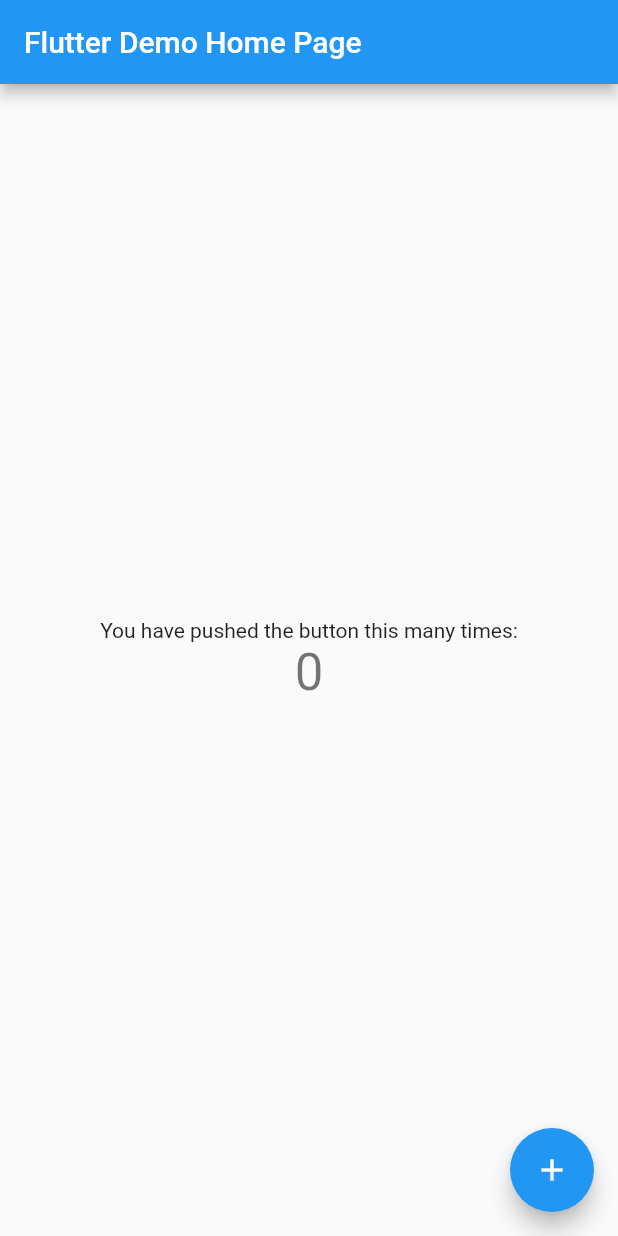
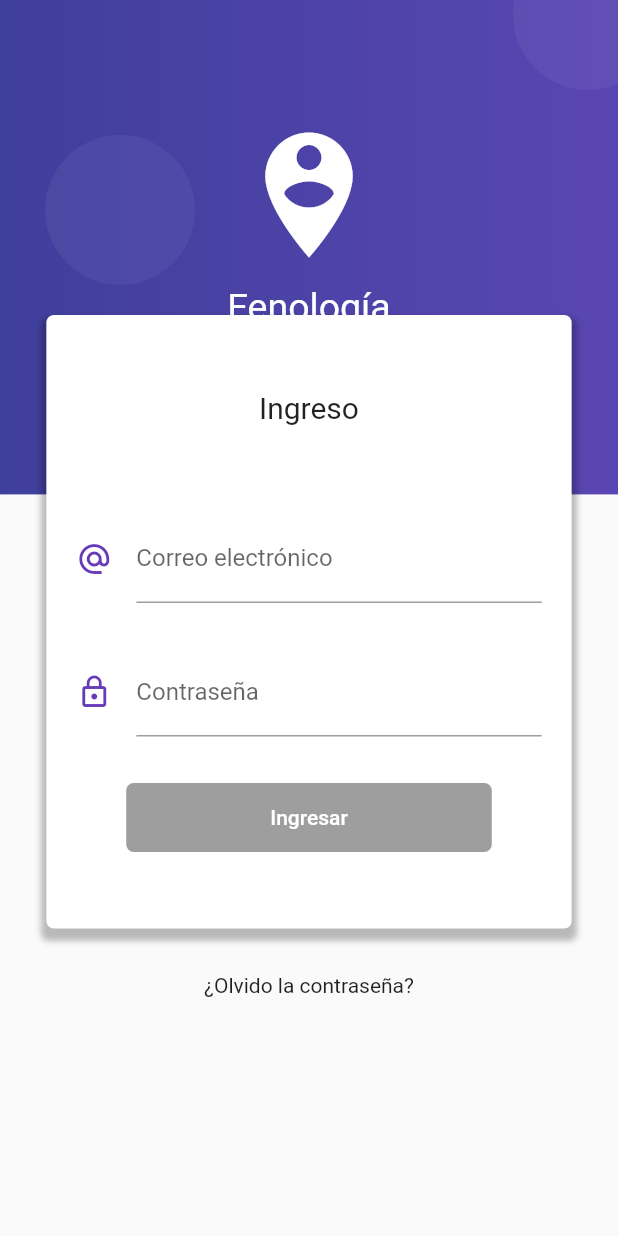
Before and after one commit to israloza/fenologia-flutter, a Flutter app: the screen it shows after launch, on a phone screen of 412 x 824 dp. Run offline on Flutter 3.47's test engine with Material 2 defaults, Android fonts, the phone set to English and light mode, and no system bars; our stand-ins replace rxdart.

Commit message:
Interfaces de login

```diff
--- a/lib/main.dart
+++ b/lib/main.dart
@@ -1,117 +1,30 @@
 import 'package:flutter/material.dart';
 
-void main() {
-  runApp(MyApp());
-}
+import 'package:fenologia/src/bloc/provider.dart';
+
+import 'package:fenologia/src/pages/home_page.dart';
+import 'package:fenologia/src/pages/login_page.dart';
+
+void main() => runApp(MyApp());
 
 class MyApp extends StatelessWidget {
-  // This widget is the root of your application.
   @override
   Widget build(BuildContext context) {
-    return MaterialApp(
-      title: 'Flutter Demo',
-      theme: ThemeData(
-        // This is the theme of your application.
-        //
-        // Try running your application with "flutter run". You'll see the
-        // application has a blue toolbar. Then, without quitting the app, try
-        // changing the primarySwatch below to Colors.green and then invoke
-        // "hot reload" (press "r" in the console where you ran "flutter run",
-        // or simply save your changes to "hot reload" in a Flutter IDE).
-        // Notice that the counter didn't reset back to zero; the application
-        // is not restarted.
-        primarySwatch: Colors.blue,
-        // This makes the visual density adapt to the platform that you run
-        // the app on. For desktop platforms, the controls will be smaller and
-        // closer together (more dense) than on mobile platforms.
-        visualDensity: VisualDensity.adaptivePlatformDensity,
+
+    return Provider(
+      child: MaterialApp(
+        debugShowCheckedModeBanner: false,
+        title: 'Material App',
+        initialRoute: 'login',
+        routes: {
+          'login' : ( BuildContext context ) => LoginPage(),
+          'home'  : ( BuildContext context ) => HomePage(),
+        },
+        theme: ThemeData(
+          primaryColor: Colors.deepPurple,
+        ),
       ),
-      home: MyHomePage(title: 'Flutter Demo Home Page'),
     );
+
   }
 }
-
-class MyHomePage extends StatefulWidget {
-  MyHomePage({Key key, this.title}) : super(key: key);
-
-  // This widget is the home page of your application. It is stateful, meaning
-  // that it has a State object (defined below) that contains fields that affect
-  // how it looks.
-
-  // This class is the configuration for the state. It holds the values (in this
-  // case the title) provided by the parent (in this case the App widget) and
-  // used by the build method of the State. Fields in a Widget subclass are
-  // always marked "final".
-
-  final String title;
-
-  @override
-  _MyHomePageState createState() => _MyHomePageState();
-}
-
-class _MyHomePageState extends State<MyHomePage> {
-  int _counter = 0;
-
-  void _incrementCounter() {
-    setState(() {
-      // This call to setState tells the Flutter framework that something has
-      // changed in this State, which causes it to rerun the build method below
-      // so that the display can reflect the updated values. If we changed
-      // _counter without calling setState(), then the build method would not be
-      // called again, and so nothing would appear to happen.
-      _counter++;
-    });
-  }
-
-  @override
-  Widget build(BuildContext context) {
-    // This method is rerun every time setState is called, for instance as done
-    // by the _incrementCounter method above.
-    //
-    // The Flutter framework has been optimized to make rerunning build methods
-    // fast, so that you can just rebuild anything that needs updating rather
-    // than having to individually change instances of widgets.
-    return Scaffold(
-      appBar: AppBar(
-        // Here we take the value from the MyHomePage object that was created by
-        // the App.build method, and use it to set our appbar title.
-        title: Text(widget.title),
-      ),
-      body: Center(
-        // Center is a layout widget. It takes a single child and positions it
-        // in the middle of the parent.
-        child: Column(
-          // Column is also a layout widget. It takes a list of children and
-          // arranges them vertically. By default, it sizes itself to fit its
-          // children horizontally, and tries to be as tall as its parent.
-          //
-          // Invoke "debug painting" (press "p" in the console, choose the
-          // "Toggle Debug Paint" action from the Flutter Inspector in Android
-          // Studio, or the "Toggle Debug Paint" command in Visual Studio Code)
-          // to see the wireframe for each widget.
-          //
-          // Column has various properties to control how it sizes itself and
-          // how it positions its children. Here we use mainAxisAlignment to
-          // center the children vertically; the main axis here is the vertical
-          // axis because Columns are vertical (the cross axis would be
-          // horizontal).
-          mainAxisAlignment: MainAxisAlignment.center,
-          children: <Widget>[
-            Text(
-              'You have pushed the button this many times:',
-            ),
-            Text(
-              '$_counter',
-              style: Theme.of(context).textTheme.headline4,
-            ),
-          ],
-        ),
-      ),
-      floatingActionButton: FloatingActionButton(
-        onPressed: _incrementCounter,
-        tooltip: 'Increment',
-        child: Icon(Icons.add),
-      ), // This trailing comma makes auto-formatting nicer for build methods.
-    );
-  }
-}
--- /dev/null
+++ b/lib/src/bloc/login_bloc.dart
@@ -0,0 +1,34 @@
+import 'dart:async';
+import 'package:fenologia/src/bloc/validators.dart';
+import 'package:rxdart/rxdart.dart';
+
+class LoginBloc with Validators {
+
+
+  final _emailController    = BehaviorSubject<String>();
+  final _passwordController = BehaviorSubject<String>();
+
+  // Recuperar los datos del Stream
+  Stream<String> get emailStream    => _emailController.stream.transform( validarEmail );
+  Stream<String> get passwordStream => _passwordController.stream.transform( validarPassword );
+
+  Stream<bool> get formValidStream =>
+      Observable.combineLatest2(emailStream, passwordStream, (e, p) => true );
+
+
+
+  // Insertar valores al Stream
+  Function(String) get changeEmail    => _emailController.sink.add;
+  Function(String) get changePassword => _passwordController.sink.add;
+
+
+  // Obtener el último valor ingresado a los streams
+  String get email    => _emailController.value;
+  String get password => _passwordController.value;
+
+  dispose() {
+    _emailController?.close();
+    _passwordController?.close();
+  }
+
+}
--- /dev/null
+++ b/lib/src/bloc/provider.dart
@@ -0,0 +1,29 @@
+import 'package:flutter/material.dart';
+import 'package:fenologia/src/bloc/login_bloc.dart';
+export 'package:fenologia/src/bloc/login_bloc.dart';
+
+class Provider extends InheritedWidget {
+  static Provider _instancia;
+
+  factory Provider({Key key, Widget child}) {
+    if (_instancia == null) {
+      _instancia = new Provider._internal(key: key, child: child);
+    }
+
+    return _instancia;
+  }
+
+  Provider._internal({Key key, Widget child}) : super(key: key, child: child);
+
+  final loginBloc = LoginBloc();
+
+  // Provider({ Key key, Widget child })
+  //   : super(key: key, child: child );
+
+  @override
+  bool updateShouldNotify(InheritedWidget oldWidget) => true;
+
+  static LoginBloc of(BuildContext context) {
+    return (context.dependOnInheritedWidgetOfExactType<Provider>()).loginBloc;
+  }
+}
--- /dev/null
+++ b/lib/src/bloc/validators.dart
@@ -0,0 +1,38 @@
+import 'dart:async';
+
+
+
+class Validators {
+
+
+  final validarEmail = StreamTransformer<String, String>.fromHandlers(
+    handleData: ( email, sink ) {
+
+
+      Pattern pattern = r'^(([^<>()[\]\\.,;:\s@\"]+(\.[^<>()[\]\\.,;:\s@\"]+)*)|(\".+\"))@((\[[0-9]{1,3}\.[0-9]{1,3}\.[0-9]{1,3}\.[0-9]{1,3}\])|(([a-zA-Z\-0-9]+\.)+[a-zA-Z]{2,}))$';
+      RegExp regExp   = new RegExp(pattern);
+
+      if ( regExp.hasMatch( email ) ) {
+        sink.add( email );
+      } else {
+        sink.addError('Email no es correcto');
+      }
+
+    }
+  );
+
+
+  final validarPassword = StreamTransformer<String, String>.fromHandlers(
+    handleData: ( password, sink ) {
+
+      if ( password.length >= 6 ) {
+        sink.add( password );
+      } else {
+        sink.addError('Más de 6 caracteres por favor');
+      }
+
+    }
+  );
+
+
+}
--- /dev/null
+++ b/lib/src/pages/home_page.dart
@@ -0,0 +1,25 @@
+import 'package:flutter/material.dart';
+import 'package:fenologia/src/bloc/provider.dart';
+
+class HomePage extends StatelessWidget {
+  @override
+  Widget build(BuildContext context) {
+
+    final bloc = Provider.of(context);
+
+    return Scaffold(
+      appBar: AppBar(
+        title: Text('Home')
+      ),
+      body: Column(
+          crossAxisAlignment: CrossAxisAlignment.center,
+          mainAxisAlignment: MainAxisAlignment.center,
+          children: <Widget>[
+            Text('Email: ${ bloc.email }'),
+            Divider(),
+            Text('Password: ${ bloc.password }')
+          ],
+      ),
+    );
+  }
+}
--- /dev/null
+++ b/lib/src/pages/login_page.dart
@@ -0,0 +1,219 @@
+import 'package:flutter/material.dart';
+import 'package:fenologia/src/bloc/provider.dart';
+
+class LoginPage extends StatelessWidget {
+  @override
+  Widget build(BuildContext context) {
+    return Scaffold(
+      body: Stack(
+        children: <Widget>[
+          _crearFondo( context ),
+          _loginForm( context ),
+        ],
+      )
+    );
+  }
+
+  Widget _loginForm(BuildContext context) {
+
+    final bloc = Provider.of(context);
+    final size = MediaQuery.of(context).size;
+
+    return SingleChildScrollView(
+      child: Column(
+        children: <Widget>[
+
+          SafeArea(
+            child: Container(
+              height: 180.0,
+            ),
+          ),
+
+          Container(
+            width: size.width * 0.85,
+            margin: EdgeInsets.symmetric(vertical: 30.0),
+            padding: EdgeInsets.symmetric( vertical: 50.0 ),
+            decoration: BoxDecoration(
+              color: Colors.white,
+              borderRadius: BorderRadius.circular(5.0),
+              boxShadow: <BoxShadow>[
+                BoxShadow(
+                  color: Colors.black26,
+                  blurRadius: 3.0,
+                  offset: Offset(0.0, 5.0),
+                  spreadRadius: 3.0
+                )
+              ]
+            ),
+            child: Column(
+              children: <Widget>[
+                Text('Ingreso', style: TextStyle(fontSize: 20.0)),
+                SizedBox( height: 60.0 ),
+                _crearEmail( bloc ),
+                SizedBox( height: 30.0 ),
+                _crearPassword( bloc ),
+                SizedBox( height: 30.0 ),
+                _crearBoton( bloc )
+              ],
+            ),
+          ),
+
+          Text('¿Olvido la contraseña?'),
+          SizedBox( height: 100.0 )
+        ],
+      ),
+    );
+
+
+  }
+
+  Widget _crearEmail(LoginBloc bloc) {
+
+    return StreamBuilder(
+      stream: bloc.emailStream,
+      builder: (BuildContext context, AsyncSnapshot snapshot){
+
+      return Container(
+        padding: EdgeInsets.symmetric(horizontal: 20.0),
+
+        child: TextField(
+          keyboardType: TextInputType.emailAddress,
+          decoration: InputDecoration(
+            icon: Icon( Icons.alternate_email, color: Colors.deepPurple ),
+            hintText: 'ejemplo@correo.com',
+            labelText: 'Correo electrónico',
+            counterText: snapshot.data,
+            errorText: snapshot.error
+          ),
+          onChanged: bloc.changeEmail,
+        ),
+
+      );
+
+
+      },
+    );
+
+
+  }
+
+  Widget _crearPassword(LoginBloc bloc) {
+
+    return StreamBuilder(
+      stream: bloc.passwordStream,
+      builder: (BuildContext context, AsyncSnapshot snapshot){
+
+        return Container(
+          padding: EdgeInsets.symmetric(horizontal: 20.0),
+
+          child: TextField(
+            obscureText: true,
+            decoration: InputDecoration(
+              icon: Icon( Icons.lock_outline, color: Colors.deepPurple ),
+              labelText: 'Contraseña',
+              counterText: snapshot.data,
+              errorText: snapshot.error
+            ),
+            onChanged: bloc.changePassword,
+          ),
+
+        );
+
+      },
+    );
+
+
+  }
+
+  Widget _crearBoton( LoginBloc bloc) {
+
+    // formValidStream
+    // snapshot.hasData
+    //  true ? algo si true : algo si false
+
+    return StreamBuilder(
+      stream: bloc.formValidStream,
+      builder: (BuildContext context, AsyncSnapshot snapshot){
+
+        return RaisedButton(
+          child: Container(
+            padding: EdgeInsets.symmetric( horizontal: 80.0, vertical: 15.0),
+            child: Text('Ingresar'),
+          ),
+          shape: RoundedRectangleBorder(
+            borderRadius: BorderRadius.circular(5.0)
+          ),
+          elevation: 0.0,
+          color: Colors.deepPurple,
+          textColor: Colors.white,
+          onPressed: snapshot.hasData ? ()=> _login(bloc, context) : null
+        );
+      },
+    );
+  }
+
+  _login(LoginBloc bloc, BuildContext context) {
+
+    print('================');
+    print('Email: ${ bloc.email }');
+    print('Password: ${ bloc.password }');
+    print('================');
+
+    Navigator.pushReplacementNamed(context, 'home');
+
+  }
+
+
+  Widget _crearFondo(BuildContext context) {
+
+    final size = MediaQuery.of(context).size;
+
+    final fondoModaro = Container(
+      height: size.height * 0.4,
+      width: double.infinity,
+      decoration: BoxDecoration(
+        gradient: LinearGradient(
+          colors: <Color> [
+            Color.fromRGBO(63, 63, 156, 1.0),
+            Color.fromRGBO(90, 70, 178, 1.0)
+          ]
+        )
+      ),
+    );
+
+    final circulo = Container(
+      width: 100.0,
+      height: 100.0,
+      decoration: BoxDecoration(
+        borderRadius: BorderRadius.circular(100.0),
+        color: Color.fromRGBO(255, 255, 255, 0.05)
+      ),
+    );
+
+
+    return Stack(
+      children: <Widget>[
+        fondoModaro,
+        Positioned( top: 90.0, left: 30.0, child: circulo ),
+        Positioned( top: -40.0, right: -30.0, child: circulo ),
+        Positioned( bottom: -50.0, right: -10.0, child: circulo ),
+        Positioned( bottom: 120.0, right: 20.0, child: circulo ),
+        Positioned( bottom: -50.0, left: -20.0, child: circulo ),
+
+        Container(
+          padding: EdgeInsets.only(top: 80.0),
+          child: Column(
+            children: <Widget>[
+              Icon( Icons.person_pin_circle, color: Colors.white, size: 100.0 ),
+              SizedBox( height: 10.0, width: double.infinity ),
+              Text('Fenología', style: TextStyle( color: Colors.white, fontSize: 25.0 ))
+            ],
+          ),
+        )
+
+      ],
+    );
+
+  }
+
+}
```
Also changed, not shown: pubspec.yaml (+10 -13 lines), pubspec.lock.
